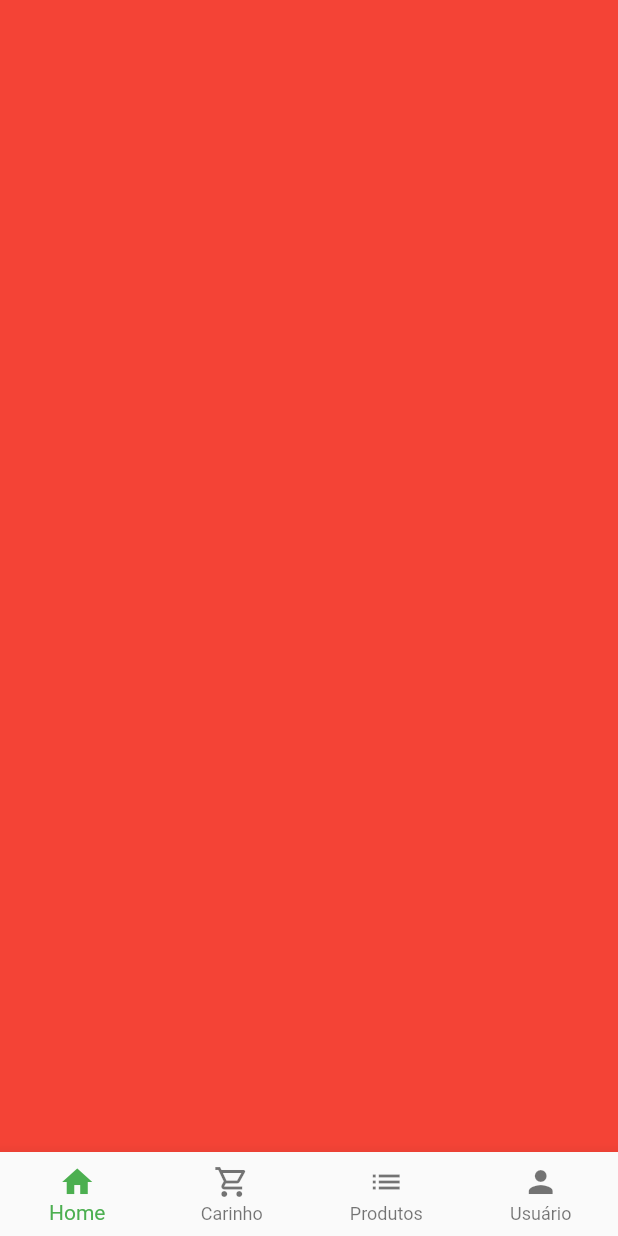
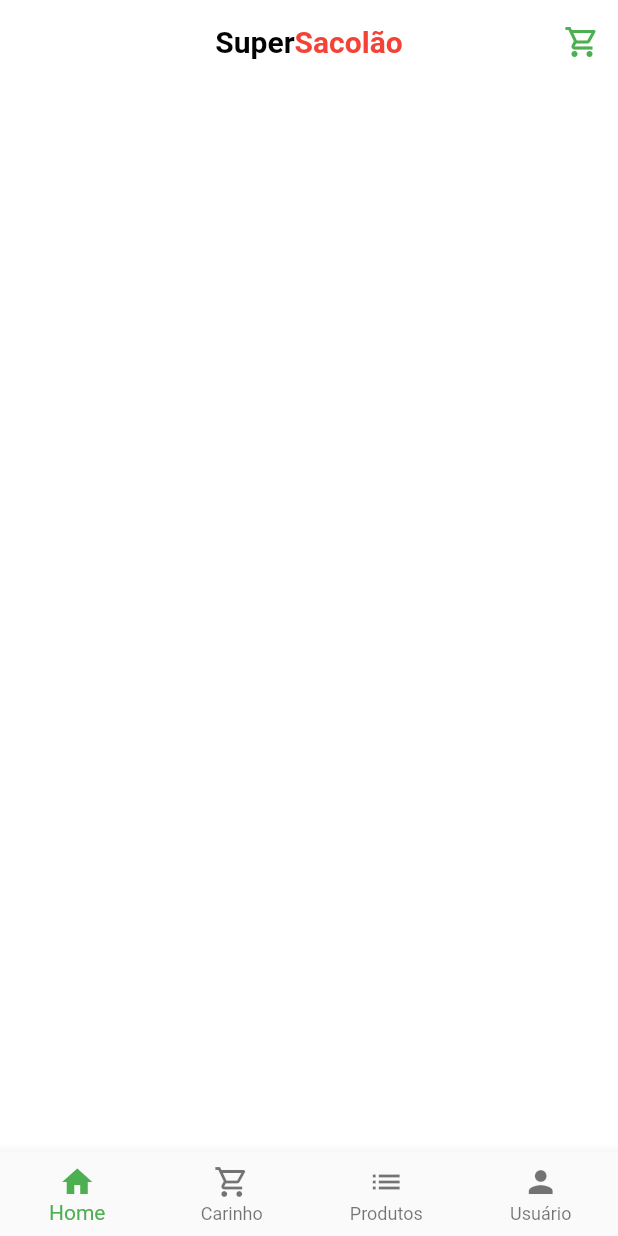
Before and after one commit to EmanoelG/Hort-fruti, a Flutter app: the screen it shows after launch, after a tap on "Entrar", on a phone screen of 412 x 824 dp. Run offline on Flutter 3.47's test engine with Material 2 defaults, Android fonts, the phone set to English and light mode, and no system bars; our stand-ins replace animated_text_kit, mask_text_input_formatter.

Commit message:
class home

```diff
--- a/lib/main.dart
+++ b/lib/main.dart
@@ -1,7 +1,6 @@
 import 'package:flutter/material.dart';
 
 import 'src/auth/splash_screen.dart';
-
 
 void main() {
   runApp(const MyApp());
@@ -15,8 +14,8 @@ class MyApp extends StatelessWidget {
     return MaterialApp(
       debugShowCheckedModeBanner: false,
       theme: ThemeData(
-        primarySwatch: Colors.green,
-      ),
+          primarySwatch: Colors.green,
+          scaffoldBackgroundColor: Colors.white.withAlpha(190)),
       home: const SplashScreen(),
     );
   }
--- a/lib/src/base/base_screen.dart
+++ b/lib/src/base/base_screen.dart
@@ -1,4 +1,6 @@
 import 'package:flutter/material.dart';
+
+import '../home/home_tab.dart';
 
 class BaseScreen extends StatefulWidget {
   BaseScreen({Key? key}) : super(key: key);
@@ -30,9 +32,7 @@ class _BaseScreenState extends State<BaseScreen> {
       physics: const NeverScrollableScrollPhysics(),
       controller: _pagaeController,
       children: [
-        Container(
-          color: Colors.red,
-        ),
+        const HomeTab(),
         Container(
           color: Colors.green,
         ),
--- /dev/null
+++ b/lib/src/home/home_tab.dart
@@ -0,0 +1,50 @@
+import 'package:flutter/material.dart';
+
+class HomeTab extends StatefulWidget {
+  const HomeTab({Key? key}) : super(key: key);
+
+  @override
+  State<HomeTab> createState() => _HomeTabState();
+}
+
+class _HomeTabState extends State<HomeTab> {
+  @override
+  Widget build(BuildContext context) {
+    return Scaffold(
+      appBar: AppBar(
+        backgroundColor: Colors.transparent,
+        elevation: 0,
+        centerTitle: true,
+        title: const Text.rich(
+          TextSpan(
+            children: [
+              TextSpan(
+                text: 'Super',
+                style: TextStyle(
+                    color: Color.fromARGB(255, 3, 3, 3),
+                    fontWeight: FontWeight.bold),
+              ),
+              TextSpan(
+                text: 'Sacolão',
+                style:
+                    TextStyle(color: Colors.red, fontWeight: FontWeight.bold),
+              ),
+            ],
+          ),
+        ),
+        actions: [
+          IconButton(
+            onPressed: () {},
+            icon: const Icon(
+              Icons.shopping_cart_outlined,
+              color: Colors.green,
+            ),
+          )
+        ],
+      ),
+      body: _body(context),
+    );
+  }
+
+  _body(BuildContext context) {}
+}
--- a/pubspec.yaml
+++ b/pubspec.yaml
@@ -36,6 +36,7 @@ dependencies:
   cupertino_icons: ^1.0.2
   animated_text_kit: ^4.2.2
   mask_text_input_formatter: ^2.4.0
+  badges: ^2.0.3
 
 dev_dependencies:
   flutter_test:
```
Also changed, not shown: pubspec.lock.
